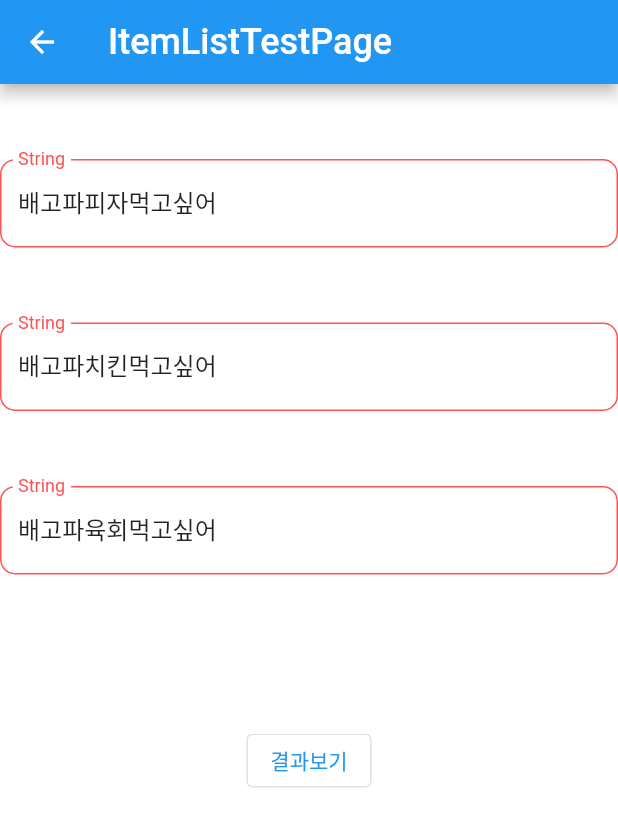
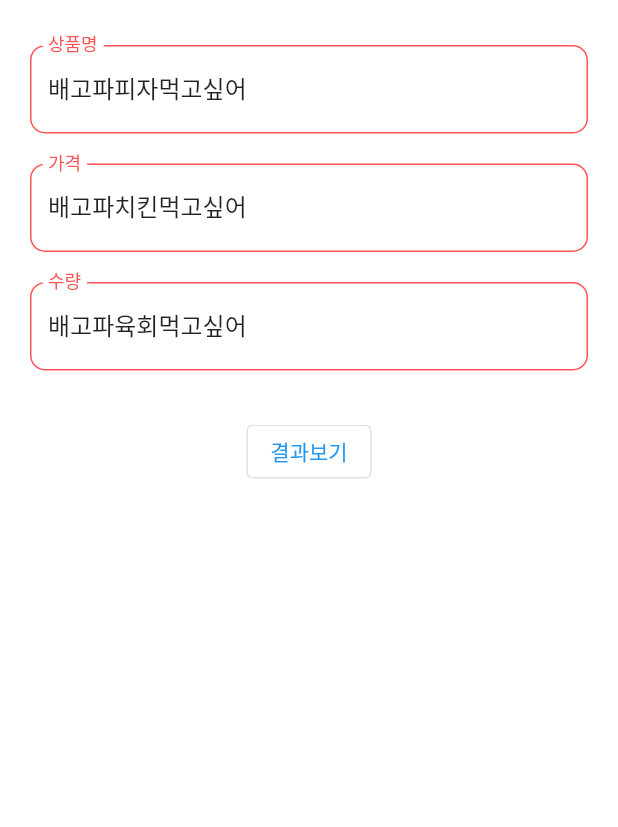
Before and after one commit to Lavegaa/flutter-save-wallet, a Flutter app: the ItemListView screen opened directly, on a phone screen of 412 x 824 dp. Shown: the top 827 px of the screen. Run offline on Flutter 3.47's test engine with Material 2 defaults, Android fonts, the light colour scheme and no system bars; our stand-ins replace camera, image_picker; missing offline and left inert: google_mlkit_commons, google_mlkit_text_recognition.

Commit message:
feat: scan view와 인풋 리스트 합치기

```diff
--- a/lib/presentation/item_list_page/item_list_view.dart
+++ b/lib/presentation/item_list_page/item_list_view.dart
@@ -16,21 +16,15 @@ class ItemListView extends StatelessWidget {
   Widget build(BuildContext context) {
     return Scaffold(
       backgroundColor: Colors.white,
-      appBar: AppBar(
-        title: const Text(
-          "ItemListTestPage",
-          style: TextStyle(
-            fontSize: 24,
-          ),
-        ),
-      ),
-      body: Center(
+      body: SingleChildScrollView(
+        child: Padding(
+          padding: const EdgeInsets.symmetric(horizontal: 20, vertical: 10),
           child: Column(children: [
-          ItemListTextField(myText: myText),
-          ItemListTextField(myText: myText1),
-          ItemListTextField(myText: myText2),
+            ItemListTextField(myText: myText, labelText: '상품명',),
+            ItemListTextField(myText: myText1, labelText: '가격',),
+            ItemListTextField(myText: myText2, labelText: '수량',),
             const SizedBox(
-            height: 100,
+              height: 30,
             ),
             OutlinedButton(
               clipBehavior: Clip.hardEdge,
@@ -50,6 +44,7 @@ class ItemListView extends StatelessWidget {
             )
           ]),
         ),
+      ),
     );
   }
 }
@@ -58,19 +53,20 @@ class ItemListTextField extends StatelessWidget {
   const ItemListTextField({
     super.key,
     required this.myText,
+    required this.labelText,
   });
-
+  final String labelText;
   final TextEditingController myText;
 
   @override
   Widget build(BuildContext context) {
     return Column(
       children: [
-        const SizedBox(height: 50),
+        const SizedBox(height: 20),
         TextField(
           controller: myText,
-          decoration: const InputDecoration(
-            labelText: 'String',
+          decoration: InputDecoration(
+            labelText: labelText,
             hintText: 'Fix your Text',
             labelStyle: TextStyle(color: Colors.redAccent),
             focusedBorder: OutlineInputBorder(
--- a/lib/presentation/scan_page/scan_page.dart
+++ b/lib/presentation/scan_page/scan_page.dart
@@ -1,4 +1,5 @@
 import 'package:flutter/material.dart';
+import 'package:savewallet/presentation/item_list_page/item_list_view.dart';
 import 'package:savewallet/presentation/scan_page/text_detector_view.dart';
 
 class ScanPage extends StatelessWidget {
@@ -6,10 +7,19 @@ class ScanPage extends StatelessWidget {
 
   @override
   Widget build(BuildContext context) {
-    return const Scaffold(
+    return Scaffold(
       body: SafeArea(
-        child: Center(
-          child: TextRecognizerView(),
+        child: Column(
+          children: [
+            const Expanded(
+              flex: 2,
+              child: TextRecognizerView(),
+            ),
+            Expanded(
+              flex: 1,
+              child: ItemListView(),
+            ),
+            ],
         )
       ),
     );
```
Lines whose indentation alone changed are shown as unchanged.
